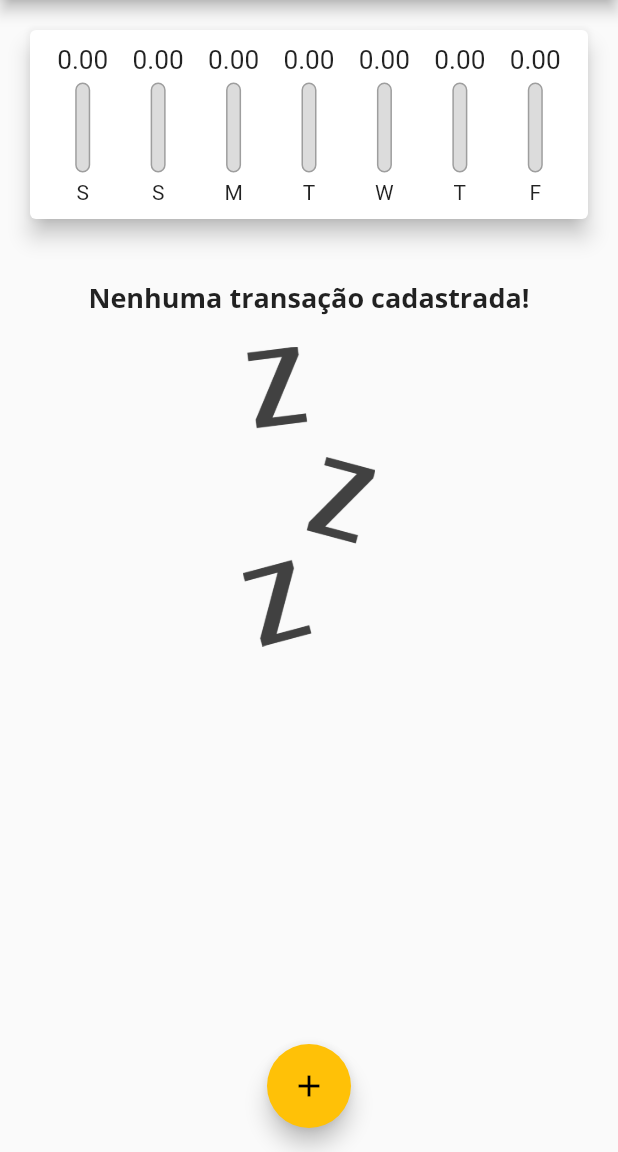
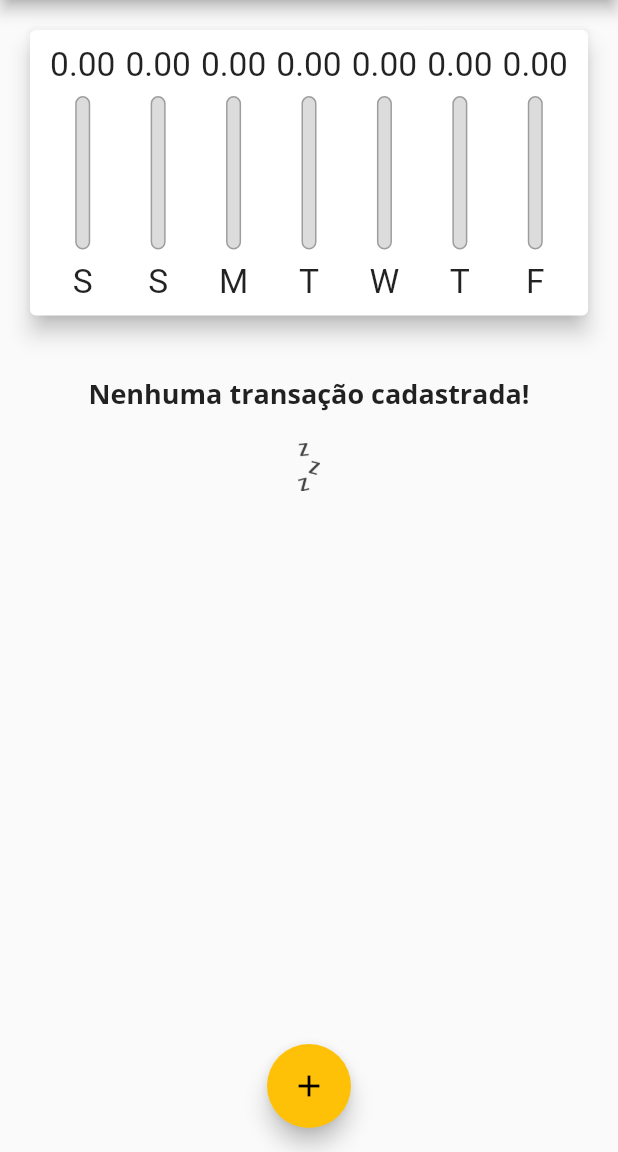
Before and after one commit to EricksonDutra/despesas_pessoais, a Flutter app: the screen it shows after launch, on a phone screen of 412 x 824 dp, the part 84-1236 px from its top. Run offline on Flutter 3.47's test engine with Material 2 defaults, Android fonts, the phone set to English and light mode, and no system bars.

Commit message:
orientation Landscape

```diff
--- a/lib/components/chart.dart
+++ b/lib/components/chart.dart
@@ -42,7 +42,9 @@ class Chart extends StatelessWidget {
 
   @override
   Widget build(BuildContext context) {
-    return Card(
+    return Container(
+      height: MediaQuery.of(context).size.height * 0.4,
+      child: Card(
         elevation: 6,
         margin: EdgeInsets.all(20),
         child: Padding(
@@ -63,6 +65,7 @@ class Chart extends StatelessWidget {
             }).toList(),
           ),
         ),
+      ),
     );
   }
 }
--- a/lib/components/chart_bar.dart
+++ b/lib/components/chart_bar.dart
@@ -13,17 +13,19 @@ class ChartBar extends StatelessWidget {
 
   @override
   Widget build(BuildContext context) {
+    return LayoutBuilder(
+      builder: (ctx, constraints) {
         return Column(
           children: <Widget>[
             Container(
-          height: 20,
+              height: constraints.maxHeight * 0.15,
               child: FittedBox(
                 child: Text('${value.toStringAsFixed(2)}'),
               ),
             ),
-        SizedBox(height: 5),
+            SizedBox(height: constraints.maxHeight * 0.05),
             Container(
-          height: 60,
+              height: constraints.maxHeight * 0.6,
               width: 10,
               child: Stack(
                 alignment: Alignment.bottomCenter,
@@ -52,9 +54,16 @@ class ChartBar extends StatelessWidget {
                 ],
               ),
             ),
-        SizedBox(height: 5),
-        Text(label)
+            SizedBox(height: constraints.maxHeight * 0.05),
+            Container(
+              height: constraints.maxHeight * 0.15,
+              child: FittedBox(
+                child: Text(label),
+              ),
+            )
           ],
+        );
+      },
     );
   }
 }
--- a/lib/components/transaction_list.dart
+++ b/lib/components/transaction_list.dart
@@ -10,10 +10,10 @@ class TransactionList extends StatelessWidget {
 
   @override
   Widget build(BuildContext context) {
-    return Container(
-      height: 350,
-      child: transactions.isEmpty
-          ? Column(
+    return transactions.isEmpty
+        ? LayoutBuilder(
+            builder: (ctx, constraints) {
+              return Column(
                 children: <Widget>[
                   SizedBox(height: 20),
                   Text(
@@ -22,13 +22,15 @@ class TransactionList extends StatelessWidget {
                   ),
                   SizedBox(height: 20),
                   Container(
-                  height: 200,
+                    height: constraints.maxHeight * 0.06,
                     child: Image.asset(
                       'assets/images/waiting.png',
                       fit: BoxFit.cover,
                     ),
                   )
                 ],
+              );
+            },
           )
         : ListView.builder(
             itemCount: transactions.length,
@@ -64,7 +66,6 @@ class TransactionList extends StatelessWidget {
                     )),
               );
             },
-            ),
           );
   }
 }
--- a/lib/main.dart
+++ b/lib/main.dart
@@ -46,6 +46,7 @@ class MyHomePage extends StatefulWidget {
 
 class _MyHomePageState extends State<MyHomePage> {
   final List<Transaction> _transactions = [];
+  bool _showChart = false;
 
   List<Transaction> get _recentTransactions {
     return _transactions.where((tr) {
@@ -86,22 +87,61 @@ class _MyHomePageState extends State<MyHomePage> {
 
   @override
   Widget build(BuildContext context) {
-    return Scaffold(
-      appBar: AppBar(
+    bool isLandscape =
+        MediaQuery.of(context).orientation == Orientation.landscape;
+    final appBar = AppBar(
       title: Text('Despesas Pessoais'),
       actions: <Widget>[
+        if (isLandscape)
+          IconButton(
+            icon: Icon(_showChart ? Icons.list : Icons.show_chart),
+            onPressed: () {
+              setState(() {
+                _showChart = !_showChart;
+              });
+            },
+          ),
         IconButton(
           icon: Icon(Icons.add),
           onPressed: () => _openTransactionFormModal(context),
         ),
       ],
-      ),
+    );
+    final availableHeight = MediaQuery.of(context).size.height -
+        appBar.preferredSize.height -
+        MediaQuery.of(context).padding.top;
+
+    return Scaffold(
+      appBar: appBar,
       body: SingleChildScrollView(
         child: Column(
           crossAxisAlignment: CrossAxisAlignment.stretch,
           children: <Widget>[
-            Chart(_recentTransactions),
-            TransactionList(_transactions, _removeTransactions),
+            // if (isLandscape)
+            //   Row(
+            //     mainAxisAlignment: MainAxisAlignment.center,
+            //     children: <Widget>[
+            //       Text('Exibir Gráfico'),
+            //       Switch(
+            //         value: _showChart,
+            //         onChanged: (value) {
+            //           setState(() {
+            //             _showChart = value;
+            //           });
+            //         },
+            //       ),
+            //     ],
+            //   ),
+            if (_showChart || !isLandscape)
+              Container(
+                height: availableHeight * (isLandscape ? 0.7 : 0.3),
+                child: Chart(_recentTransactions),
+              ),
+            if (!_showChart || !isLandscape)
+              Container(
+                height: availableHeight * 0.7,
+                child: TransactionList(_transactions, _removeTransactions),
+              ),
           ],
         ),
       ),
```
Lines whose indentation alone changed are shown as unchanged.
